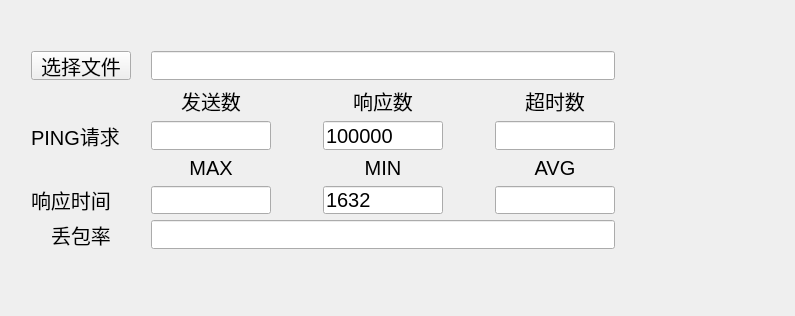
Old version of the form data_processing/widget.ui in the repository guanyuan2026/Qt-Creator.
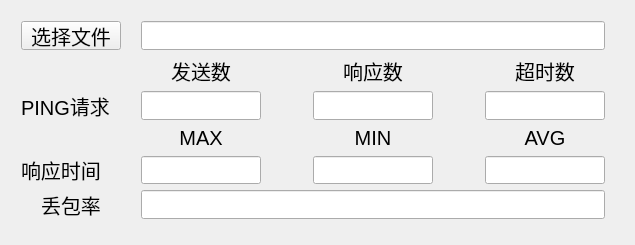
New version of the form.

```diff
--- a/data_processing/widget.ui
+++ b/data_processing/widget.ui
@@ -6,18 +6,18 @@
    <rect>
     <x>0</x>
     <y>0</y>
-    <width>795</width>
-    <height>316</height>
+    <width>635</width>
+    <height>245</height>
    </rect>
   </property>
   <property name="windowTitle">
    <string>Widget</string>
   </property>
-  <widget class="QWidget" name="">
+  <widget class="QWidget" name="layoutWidget">
    <property name="geometry">
     <rect>
-     <x>20</x>
-     <y>40</y>
+     <x>10</x>
+     <y>10</y>
      <width>606</width>
      <height>220</height>
     </rect>
@@ -211,7 +211,10 @@
        </font>
       </property>
       <property name="text">
-       <string>100000</string>
+       <string/>
+      </property>
+      <property name="readOnly">
+       <bool>true</bool>
       </property>
      </widget>
     </item>
@@ -359,7 +362,7 @@
        </font>
       </property>
       <property name="text">
-       <string>1632</string>
+       <string/>
       </property>
       <property name="readOnly">
        <bool>true</bool>
@@ -398,6 +401,9 @@
         <pointsize>15</pointsize>
        </font>
       </property>
+      <property name="readOnly">
+       <bool>true</bool>
+      </property>
      </widget>
     </item>
     <item row="5" column="0">
```
Left out of the diff: 2 changed lines with no effect on the pictures.
